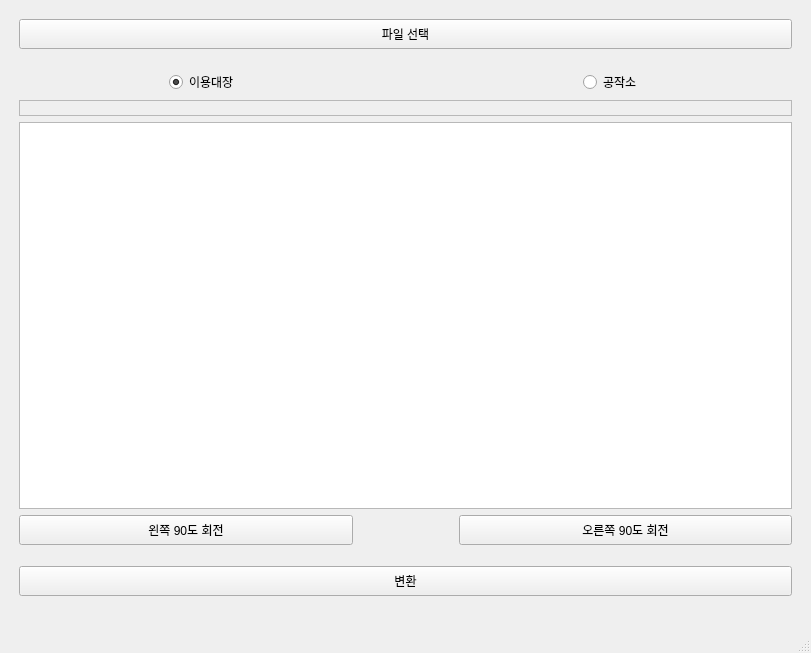
Before: the Qt Designer form main.ui in kim-h-joo/pdf-masking-tool, drawn with Qt 5.
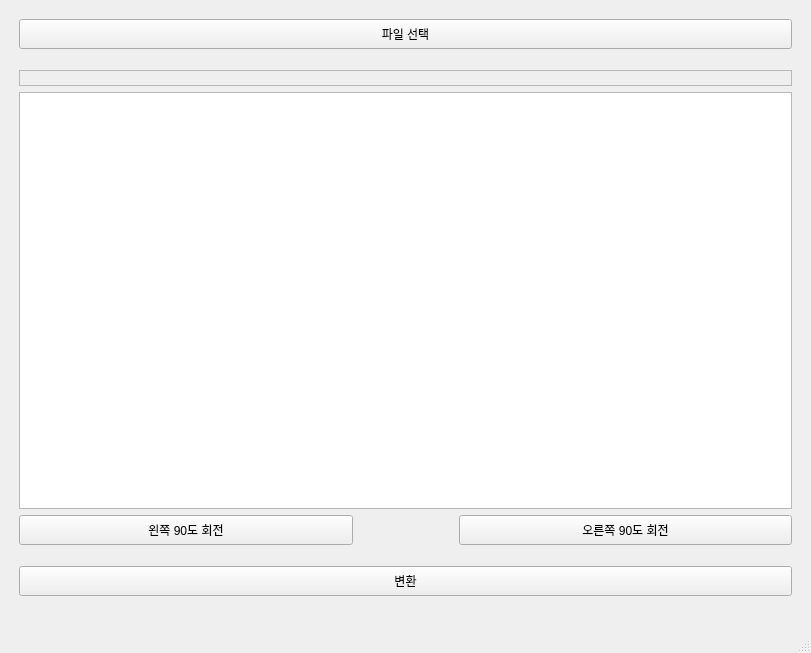
After: the same form once the commit is applied.

Diff of the .ui file:
```diff
--- a/main.ui
+++ b/main.ui
@@ -113,88 +113,6 @@
         </property>
        </spacer>
       </item>
-      <item>
-       <layout class="QHBoxLayout" name="horizontalLayout">
-        <item>
-         <spacer name="horizontalSpacer_2">
-          <property name="orientation">
-           <enum>Qt::Horizontal</enum>
-          </property>
-          <property name="sizeType">
-           <enum>QSizePolicy::Maximum</enum>
-          </property>
-          <property name="sizeHint" stdset="0">
-           <size>
-            <width>160</width>
-            <height>20</height>
-           </size>
-          </property>
-         </spacer>
-        </item>
-        <item>
-         <layout class="QGridLayout" name="gridLayout">
-          <item row="0" column="0">
-           <widget class="QRadioButton" name="userListBT">
-            <property name="cursor">
-             <cursorShape>PointingHandCursor</cursorShape>
-            </property>
-            <property name="layoutDirection">
-             <enum>Qt::LeftToRight</enum>
-            </property>
-            <property name="autoFillBackground">
-             <bool>false</bool>
-            </property>
-            <property name="text">
-             <string>이용대장</string>
-            </property>
-            <property name="checked">
-             <bool>true</bool>
-            </property>
-           </widget>
-          </item>
-          <item row="0" column="2">
-           <widget class="QRadioButton" name="makingListBT">
-            <property name="cursor">
-             <cursorShape>PointingHandCursor</cursorShape>
-            </property>
-            <property name="text">
-             <string>공작소</string>
-            </property>
-           </widget>
-          </item>
-          <item row="0" column="1">
-           <spacer name="horizontalSpacer_4">
-            <property name="orientation">
-             <enum>Qt::Horizontal</enum>
-            </property>
-            <property name="sizeHint" stdset="0">
-             <size>
-              <width>40</width>
-              <height>20</height>
-             </size>
-            </property>
-           </spacer>
-          </item>
-         </layout>
-        </item>
-        <item>
-         <spacer name="horizontalSpacer_3">
-          <property name="orientation">
-           <enum>Qt::Horizontal</enum>
-          </property>
-          <property name="sizeType">
-           <enum>QSizePolicy::Maximum</enum>
-          </property>
-          <property name="sizeHint" stdset="0">
-           <size>
-            <width>160</width>
-            <height>20</height>
-           </size>
-          </property>
-         </spacer>
-        </item>
-       </layout>
-      </item>
       <item>
        <layout class="QHBoxLayout" name="centerLayout">
         <item>
```
